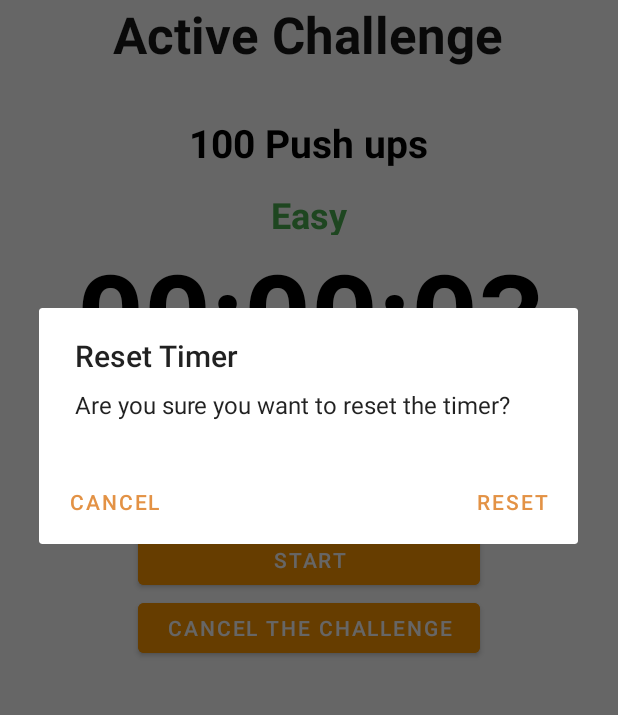
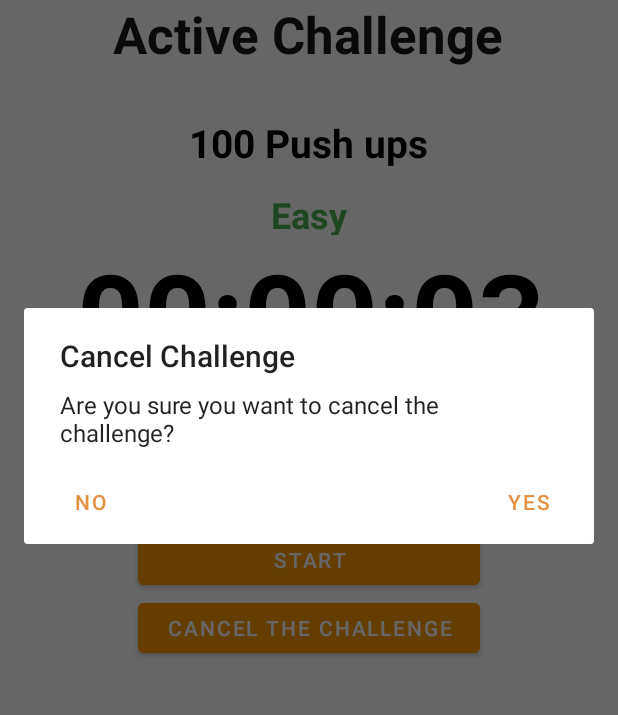
Before and after one commit to gabber235/BeSportive, an Android app: the ActiveChallengeActivity screen opened directly, with no data from a screen before it, after a tap on "CANCEL THE CHALLENGE", on a phone screen of 412 x 824 dp, the part 192-907 px from its top. Run offline under Robolectric (Android 15) with nearby library versions, the phone set to English and light mode, and no system bars; 2 other taps on this screen came first.

Commit message:
UI Enhancement on Pop Up Screen

```diff
--- a/app/src/main/java/nl/tue/besportive/ActiveChallengeActivity.java
+++ b/app/src/main/java/nl/tue/besportive/ActiveChallengeActivity.java
@@ -47,9 +47,9 @@ public class ActiveChallengeActivity extends AppCompatActivity {
     public void resetTapped(View view)
     {
         AlertDialog.Builder resetAlert = new AlertDialog.Builder(this);
-        resetAlert.setTitle("Reset Timer");
-        resetAlert.setMessage("Are you sure you want to reset the timer?");
-        resetAlert.setPositiveButton("Reset", new DialogInterface.OnClickListener()
+        resetAlert.setTitle("Cancel Challenge");
+        resetAlert.setMessage("Are you sure you want to cancel the challenge?");
+        resetAlert.setPositiveButton("Yes", new DialogInterface.OnClickListener()
         {
             @Override
             public void onClick(DialogInterface dialogInterface, int i)
@@ -66,7 +66,7 @@ public class ActiveChallengeActivity extends AppCompatActivity {
             }
         });
 
-        resetAlert.setNeutralButton("Cancel", new DialogInterface.OnClickListener()
+        resetAlert.setNeutralButton("No", new DialogInterface.OnClickListener()
         {
             @Override
             public void onClick(DialogInterface dialogInterface, int i)
```
